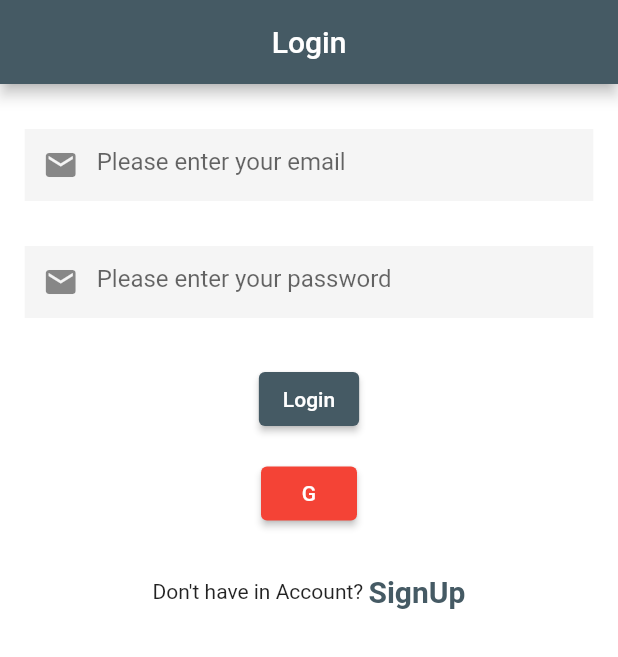
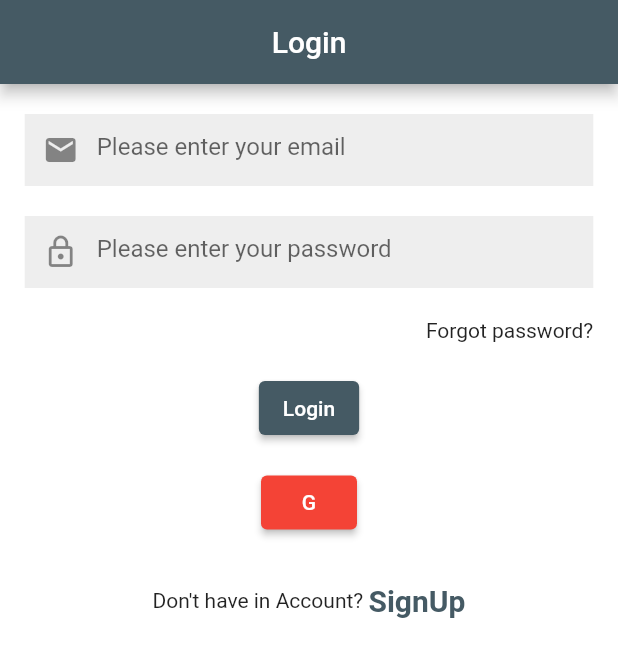
Before and after one commit to naveedrehman90001/e_book, a Flutter app: the HomeScreen screen opened directly, after a tap on the "logout" icon, on a phone screen of 412 x 824 dp. Shown: the top 657 px of the screen. Run offline on Flutter 3.47's test engine with Material 2 defaults, Android fonts, the phone set to English and light mode, and no system bars; our stand-ins replace cloud_firestore, firebase_auth, firebase_core, get, google_sign_in, introduction_screen and 1 more; accounts and stored records are empty; network calls fail.

Commit message:
google sign in

```diff
--- /dev/null
+++ b/lib/controllers/authController.dart
@@ -0,0 +1,44 @@
+import 'package:e_book/utils/exports.dart';
+import 'package:google_sign_in/google_sign_in.dart';
+
+class AuthController extends GetxController {
+  var _firebaseAuth = FirebaseAuth.instance;
+  var _firebaseUser = Rx<User?>(null);
+  var _googleSignIn = GoogleSignIn();
+  var googleAccount = Rx<GoogleSignInAccount?>(null);
+
+  logInWithGoogle() async {
+    googleAccount.value = await _googleSignIn.signIn();
+  }
+
+  logoOutFromGoogle() async {
+    googleAccount.value = await _googleSignIn.signOut();
+  }
+
+  // Future<User?> signInWithGoogle() async {
+  //   try {
+  //     final GoogleSignInAccount? googleSignInAccount =
+  //         await _googleSignIn.signIn();
+  //     final GoogleSignInAuthentication googleSignInAuthentication =
+  //         await googleSignInAccount!.authentication;
+  //     final AuthCredential credential = GoogleAuthProvider.credential(
+  //       idToken: googleSignInAuthentication.idToken,
+  //       accessToken: googleSignInAuthentication.accessToken,
+  //     );
+  //     final userCredential =
+  //         await _firebaseAuth.signInWithCredential(credential);
+  //
+  //     final User? user = userCredential.user;
+  //
+  //     assert(!user!.isAnonymous);
+  //     assert(await user!.getIdToken() != null);
+  //
+  //     final User? currentUser = _firebaseAuth.currentUser;
+  //
+  //     assert(currentUser!.uid == user!.uid);
+  //     return user;
+  //   } catch (e) {
+  //     print(e.toString());
+  //   }
+  // }
+}
--- a/lib/utils/colors.dart
+++ b/lib/utils/colors.dart
@@ -4,4 +4,5 @@ class AppColors {
   static const kPrimaryColor = Color(0xFF455A64);
   static const kAccentColor = Color(0xFF607D8B);
   static const kWhiteColor = Color(0xFFffffff);
+  static const kTransparentColor = Colors.transparent;
 }
--- a/lib/utils/exports.dart
+++ b/lib/utils/exports.dart
@@ -1,14 +1,13 @@
-
-export 'package:e_book/controllers/formValidationController.dart';
 export 'package:e_book/utils/colors.dart';
 export 'package:e_book/utils/constants.dart';
+export 'package:e_book/utils/savePref.dart';
+export 'package:e_book/views/auth/forgot.dart';
 export 'package:e_book/views/auth/login.dart';
 export 'package:e_book/views/auth/signup.dart';
 export 'package:e_book/views/home/home.dart';
 export 'package:e_book/views/onBoarding/onBoarding.dart';
 export 'package:e_book/views/splash/splashScreen.dart';
 export 'package:e_book/widgets/buildTextFormField.dart';
-
 export 'package:firebase_auth/firebase_auth.dart';
 export 'package:flutter/material.dart';
 export 'package:get/get.dart';
--- /dev/null
+++ b/lib/utils/savePref.dart
@@ -0,0 +1,7 @@
+import 'package:shared_preferences/shared_preferences.dart';
+
+storeInfo(int? viewed) async {
+  int isViewed = viewed!;
+  SharedPreferences sharedPreferences = await SharedPreferences.getInstance();
+  await sharedPreferences.setInt('onBoarding', isViewed);
+}
--- a/lib/views/auth/login.dart
+++ b/lib/views/auth/login.dart
@@ -1,49 +1,36 @@
+import 'package:cloud_firestore/cloud_firestore.dart';
+import 'package:e_book/controllers/authController.dart';
 import 'package:e_book/utils/exports.dart';
 import 'package:firebase_auth/firebase_auth.dart';
-import 'package:google_sign_in/google_sign_in.dart';
 
-class LoginScreen extends StatelessWidget {
-  LoginScreen({Key? key}) : super(key: key);
-  final GlobalKey<FormState> _loginFormKey = GlobalKey<FormState>();
-  final _emailController = TextEditingController();
-  final _passwordController = TextEditingController();
-  final FirebaseAuth _firebaseAuth = FirebaseAuth.instance;
-  final User? user = FirebaseAuth.instance.currentUser;
-  final GoogleSignIn _googleSignIn = GoogleSignIn();
+class LoginScreen extends StatefulWidget {
+  const LoginScreen({Key? key}) : super(key: key);
 
-  Future<User?> signInWithGoogle() async {
-    try {
-      final GoogleSignInAccount? googleSignInAccount =
-          await _googleSignIn.signIn();
-      final GoogleSignInAuthentication googleSignInAuthentication =
-          await googleSignInAccount!.authentication;
-      final AuthCredential credential = GoogleAuthProvider.credential(
-        idToken: googleSignInAuthentication.idToken,
-        accessToken: googleSignInAuthentication.accessToken,
-      );
-      final userCredential =
-          await _firebaseAuth.signInWithCredential(credential);
-
-      final User? user = userCredential.user;
-
-      assert(!user!.isAnonymous);
-      assert(await user!.getIdToken() != null);
-
-      final User? currentUser = _firebaseAuth.currentUser;
-
-      assert(currentUser!.uid == user!.uid);
-      return user;
-    } catch (e) {
-      print(e.toString());
-    }
+  @override
+  State<LoginScreen> createState() => _LoginScreenState();
 }
 
-  // void signInUserFormValidation() {
-  //   _loginFormKey.currentState!.save();
-  //   if (_loginFormKey.currentState!.validate()) {
-  //     return;
-  //   }
+class _LoginScreenState extends State<LoginScreen> {
+  final GlobalKey<FormState> _loginFormKey = GlobalKey<FormState>();
+
+  // _storeLoginInfo() async {
+  //   int isViewed = 1;
+  //   SharedPreferences sharedPreferences = await SharedPreferences.getInstance();
+  //   await sharedPreferences.setInt('onBoarding', isViewed);
   // }
+
+  final _authController = Get.put(AuthController());
+
+  final _emailController = TextEditingController();
+
+  final _passwordController = TextEditingController();
+
+  final FirebaseAuth _firebaseAuth = FirebaseAuth.instance;
+
+  final User? user = FirebaseAuth.instance.currentUser;
+
+  bool isLoading = false;
+
   @override
   Widget build(BuildContext context) {
     return Scaffold(
@@ -52,7 +39,14 @@ class LoginScreen extends StatelessWidget {
         backgroundColor: AppColors.kPrimaryColor,
         centerTitle: true,
       ),
-      body: SingleChildScrollView(
+      body: isLoading
+          ? const Center(
+              child: CircularProgressIndicator(
+                color: AppColors.kPrimaryColor,
+                backgroundColor: Colors.transparent,
+              ),
+            )
+          : SingleChildScrollView(
               child: Form(
                 key: _loginFormKey,
                 child: Container(
@@ -61,45 +55,41 @@ class LoginScreen extends StatelessWidget {
                     // mainAxisAlignment: MainAxisAlignment.center,
                     crossAxisAlignment: CrossAxisAlignment.center,
                     children: <Widget>[
-                const SizedBox(height: 30),
-                TextFormField(
+                      const SizedBox(height: 20),
+                      buildTextFormField(
                         controller: _emailController,
-                  decoration: InputDecoration(
                         hintText: 'Please enter your email',
-                    prefixIcon: const Icon(Icons.email),
-                    focusedBorder: InputBorder.none,
-                    errorBorder: InputBorder.none,
-                    enabledBorder: InputBorder.none,
-                    border: InputBorder.none,
-                    filled: true,
-                    fillColor: Colors.grey.shade100,
-                  ),
-                  validator: (value) {
+                        prefixIcon: Icons.email,
+                        validate: (String? value) {
                           if (!GetUtils.isEmail(value!)) {
                             return 'Please provide a valid email';
                           }
                         },
                       ),
-                const SizedBox(height: 30),
-                TextFormField(
+                      const SizedBox(height: 20),
+                      buildTextFormField(
                         controller: _passwordController,
-                  decoration: InputDecoration(
                         hintText: 'Please enter your password',
-                    prefixIcon: const Icon(Icons.email),
-                    focusedBorder: InputBorder.none,
-                    errorBorder: InputBorder.none,
-                    enabledBorder: InputBorder.none,
-                    border: InputBorder.none,
-                    filled: true,
-                    fillColor: Colors.grey.shade100,
-                  ),
-                  validator: (value) {
+                        prefixIcon: Icons.lock_outlined,
+                        validate: (String? value) {
                           if (!GetUtils.isLengthGreaterOrEqual(value, 6)) {
                             return 'Password must be 6 character or greater';
                           }
                         },
                       ),
-                const SizedBox(height: 30),
+                      const SizedBox(height: 20),
+                      Row(
+                        mainAxisAlignment: MainAxisAlignment.end,
+                        children: [
+                          InkWell(
+                            onTap: () {
+                              Get.to(() => ForgotScreen());
+                            },
+                            child: const Text('Forgot password?'),
+                          ),
+                        ],
+                      ),
+                      const SizedBox(height: 20),
                       ElevatedButton(
                         style: ElevatedButton.styleFrom(
                           primary: AppColors.kPrimaryColor,
@@ -108,27 +98,35 @@ class LoginScreen extends StatelessWidget {
                         onPressed: () async {
                           //TODO Call Login User Function
                           if (_loginFormKey.currentState!.validate()) {
-                      // return;
+                            setState(() {
+                              isLoading = true;
+                            });
                             try {
                               await _firebaseAuth
                                   .signInWithEmailAndPassword(
                                 email: _emailController.text.trim(),
-                              password: _passwordController.text.trim(),
+                                password: _passwordController.text,
                               )
-                            .then((value) => Get.offAll(() => HomeScreen()))
-                            .catchError((e) {
+                                  .then((value) async {
+                                await storeInfo(1);
+                                Get.offAll(() => HomeScreen());
+                              }).catchError((e) {
                                 Get.snackbar(
-                            'Error while creating Account',
+                                  'Error while Logging In to Account',
                                   e.message!,
                                   borderRadius: 5,
                                 );
+                              }).whenComplete(() {
+                                setState(() {
+                                  isLoading = false;
+                                });
                               });
                             } on FirebaseAuthException catch (e) {
-                        Get.snackbar(
-                          'Error while Logging In',
-                          e.message!,
-                          borderRadius: 5,
-                        );
+                              // Get.snackbar(
+                              //   'Error while Logging In',
+                              //   e.message!,
+                              //   borderRadius: 5,
+                              // );
                             }
                           }
                           // signInUser();
@@ -142,9 +140,36 @@ class LoginScreen extends StatelessWidget {
                           primary: Colors.red,
                           onPrimary: Colors.white,
                         ),
-                  onPressed: () {
+                        onPressed: () async {
                           //TODO add google sign in
-                    signInWithGoogle();
+                          try {
+                            await _authController.logInWithGoogle();
+                            if (_authController.googleAccount.value != null) {
+                              FirebaseFirestore.instance
+                                  .collection('users')
+                                  .doc(FirebaseAuth.instance.currentUser!.uid)
+                                  .set({
+                                'userId':
+                                    _authController.googleAccount.value?.id ??
+                                        '',
+                                'image': _authController
+                                        .googleAccount.value?.photoUrl ??
+                                    '',
+                                'name': _authController
+                                        .googleAccount.value?.displayName ??
+                                    '',
+                                'email': _authController
+                                        .googleAccount.value?.email ??
+                                    '',
+                              }).catchError((e) {
+                                print(e.message!);
+                              });
+                              await storeInfo(1);
+                              Get.offAll(() => HomeScreen());
+                            }
+                          } catch (e) {
+                            print(e.toString);
+                          }
                         },
                         child: const Text('G'),
                       ),
--- a/lib/views/home/home.dart
+++ b/lib/views/home/home.dart
@@ -1,9 +1,18 @@
+import 'package:e_book/controllers/authController.dart';
 import 'package:e_book/utils/exports.dart';
 
 class HomeScreen extends StatelessWidget {
   HomeScreen({Key? key}) : super(key: key);
   final user = FirebaseAuth.instance.currentUser;
   final _firebaseAuth = FirebaseAuth.instance;
+
+  // _storeHomeInfo() async {
+  //   int isViewed = 0;
+  //   SharedPreferences sharedPreferences = await SharedPreferences.getInstance();
+  //   await sharedPreferences.setInt('onBoarding', isViewed);
+  // }
+
+  final _authController = Get.put(AuthController());
 
   @override
   Widget build(BuildContext context) {
@@ -14,9 +23,11 @@ class HomeScreen extends StatelessWidget {
           IconButton(
               onPressed: () async {
                 try {
-                  await _firebaseAuth
-                      .signOut()
-                      .whenComplete(() => Get.offAll(LoginScreen()));
+                  _authController.logoOutFromGoogle();
+                  await _firebaseAuth.signOut().whenComplete(() async {
+                    await storeInfo(0);
+                    Get.offAll(const LoginScreen());
+                  });
                 } on FirebaseAuthException catch (e) {
                   Get.snackbar(
                     'Error while creating Account',
@@ -30,6 +41,22 @@ class HomeScreen extends StatelessWidget {
               ))
         ],
       ),
+      body: Center(
+        child: Column(
+          mainAxisAlignment: MainAxisAlignment.center,
+          crossAxisAlignment: CrossAxisAlignment.center,
+          children: [
+            CircleAvatar(
+              backgroundImage: Image.network(
+                      _authController.googleAccount.value?.photoUrl ?? '')
+                  .image,
+              radius: 50,
+            ),
+            Text(_authController.googleAccount.value?.displayName ?? ''),
+            Text(_authController.googleAccount.value?.email ?? '')
+          ],
+        ),
+      ),
     );
   }
 }
--- a/lib/views/splash/splashScreen.dart
+++ b/lib/views/splash/splashScreen.dart
@@ -7,11 +7,12 @@ class SplashScreen extends StatefulWidget {
   State<SplashScreen> createState() => _SplashScreenState();
 }
 
+// int? isViewed;
 class _SplashScreenState extends State<SplashScreen> {
   User? user = FirebaseAuth.instance.currentUser;
   void splashDuration() {
     Timer(Duration(seconds: 3), () {
-      Get.offAll(() => user == null ? OnBoardingScreen() : HomeScreen());
+      Get.offAll(() => user == null ? OnBoardingScreen() : LoginScreen());
     });
   }
 
@@ -19,6 +20,7 @@ class _SplashScreenState extends State<SplashScreen> {
   void initState() {
     super.initState();
     splashDuration();
+    // _isViewedOnBoarding();
   }
 
   @override
--- a/lib/widgets/buildTextFormField.dart
+++ b/lib/widgets/buildTextFormField.dart
@@ -1,23 +1,23 @@
-// TextFormField buildTextFormField({
-//   TextEditingController? controller,
-//   String? hintText,
-//   IconData? icon,
-//   Function? validate,
-// }) {
-//   return TextFormField(
-//     controller: controller,
-//     decoration: InputDecoration(
-//       hintText: hintText,
-//       prefixIcon: Icon(icon),
-//       focusedBorder: InputBorder.none,
-//       errorBorder: InputBorder.none,
-//       enabledBorder: InputBorder.none,
-//       border: InputBorder.none,
-//       filled: true,
-//       fillColor: Colors.grey.shade100,
-//     ),
-//     validator: (value) {
-//       validate;
-//     },
-//   );
-// }
+import 'package:e_book/utils/exports.dart';
+
+TextFormField buildTextFormField({
+  TextEditingController? controller,
+  String? hintText,
+  IconData? prefixIcon,
+  required String? Function(String? val)? validate,
+}) {
+  return TextFormField(
+    controller: controller,
+    decoration: InputDecoration(
+      hintText: hintText,
+      prefixIcon: Icon(prefixIcon),
+      focusedBorder: InputBorder.none,
+      errorBorder: InputBorder.none,
+      enabledBorder: InputBorder.none,
+      border: InputBorder.none,
+      filled: true,
+      fillColor: Colors.grey.shade200,
+    ),
+    validator: validate,
+  );
+}
--- a/pubspec.yaml
+++ b/pubspec.yaml
@@ -15,10 +15,12 @@ dependencies:
   cupertino_icons: ^1.0.2
   get: ^4.3.8
   introduction_screen: ^2.1.0
+  shared_preferences: ^2.0.7
   firebase_core: ^1.6.0
   firebase_auth: ^3.1.1
   google_sign_in: ^5.1.0
   cloud_firestore: ^2.5.2
+
 
 
 dev_dependencies:
```
Also changed, not shown: lib/controllers/formValidationController.dart (deleted, +0 -80 lines), lib/main.dart (+9 -1 lines), lib/views/auth/forgot.dart (added, +67 -0 lines), lib/views/auth/signup.dart (+43 -65 lines), lib/views/onBoarding/onBoarding.dart (+13 -3 lines), pubspec.lock. Lines whose indentation alone changed are shown as unchanged.
